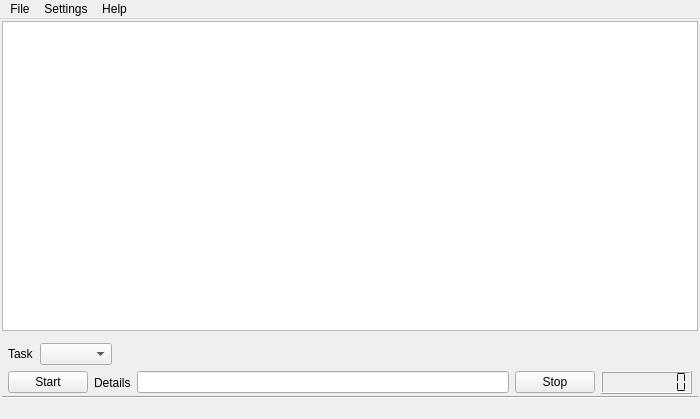
Qt form ui/whch.ui (Patriciasc/WHCH) before a commit.
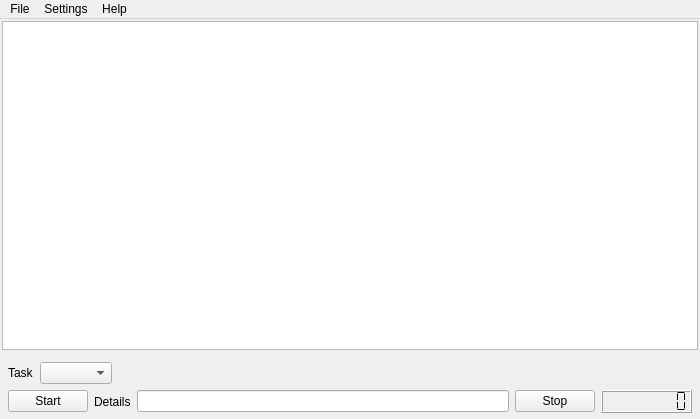
The same form after that commit. Icons and pictures are not drawn.

Commit message: Removed unused status bar.

```diff
--- a/ui/whch.ui
+++ b/ui/whch.ui
@@ -120,6 +120,9 @@
         <property name="rightMargin">
          <number>6</number>
         </property>
+        <property name="bottomMargin">
+         <number>6</number>
+        </property>
         <item>
          <widget class="QPushButton" name="StartButton">
           <property name="text">
@@ -184,37 +187,6 @@
       </item>
      </layout>
     </item>
-    <item>
-     <layout class="QHBoxLayout" name="horizontalLayout_3">
-      <property name="spacing">
-       <number>20</number>
-      </property>
-     </layout>
-    </item>
-    <item>
-     <widget class="Line" name="line">
-      <property name="orientation">
-       <enum>Qt::Horizontal</enum>
-      </property>
-     </widget>
-    </item>
-    <item>
-     <layout class="QHBoxLayout" name="horizontalLayout">
-      <item>
-       <spacer name="horizontalSpacer">
-        <property name="orientation">
-         <enum>Qt::Horizontal</enum>
-        </property>
-        <property name="sizeHint" stdset="0">
-         <size>
-          <width>40</width>
-          <height>20</height>
-         </size>
-        </property>
-       </spacer>
-      </item>
-     </layout>
-    </item>
    </layout>
   </widget>
   <widget class="QMenuBar" name="menuBar">
```
